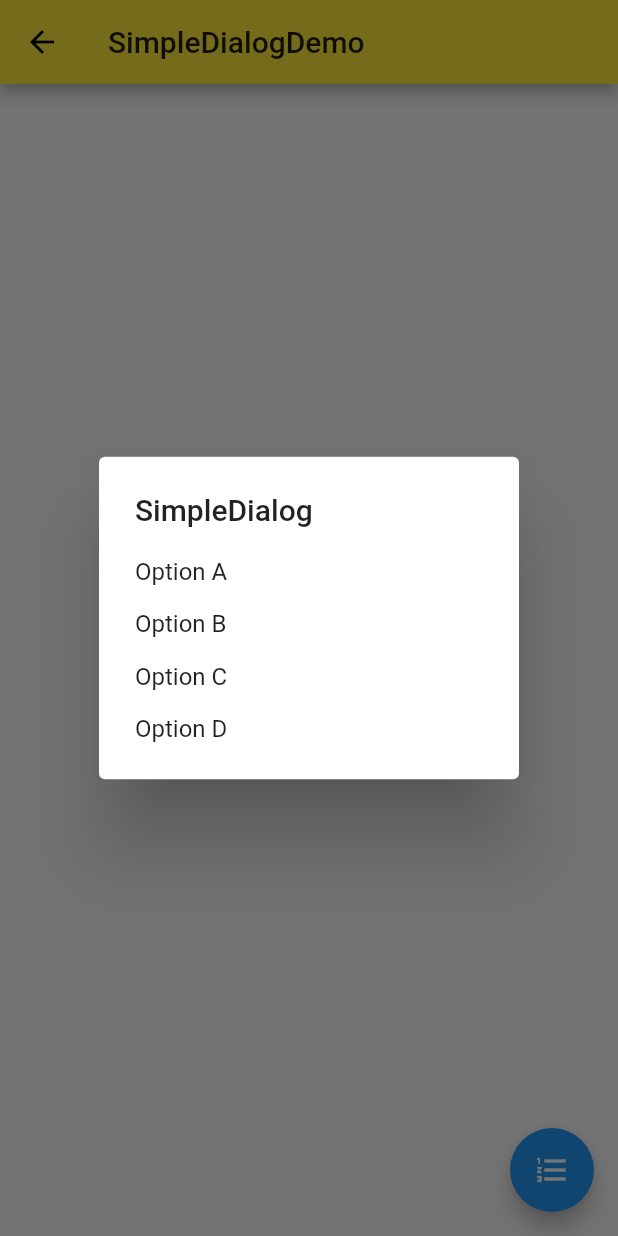
After one commit to JohnsonBob/Flutter_Demo, a Flutter app: the SimpleDialogDemo screen opened directly, after a tap on the "format list numbered" icon, on a phone screen of 412 x 824 dp. The commit adds this screen. Run offline on Flutter 3.47's test engine with Material 2 defaults, Android fonts, the phone set to English and light mode, and no system bars.

Commit message:
SimpleDialogDemo done

```diff
--- a/lib/demo/material_component.dart
+++ b/lib/demo/material_component.dart
@@ -7,6 +7,7 @@ import 'floating_action_button_demo.dart';
 import 'form_demo.dart';
 import 'popup_menu_button_demo.dart';
 import 'radio_demo.dart';
+import 'simple_dialog_demo.dart';
 import 'slider_demo.dart';
 import 'switch_demo.dart';
 
@@ -30,6 +31,7 @@ class MaterialComponent extends StatelessWidget {
           ListItem(title: "Switch", page: SwitchDemo()),
           ListItem(title: "Slider", page: SliderDemo()),
           ListItem(title: "DateTime", page: DateTimeDemo()),
+          ListItem(title: "SimpleDialog", page: SimpleDialogDemo()),
         ],
       ),
     );
--- /dev/null
+++ b/lib/demo/simple_dialog_demo.dart
@@ -0,0 +1,103 @@
+import 'package:flutter/material.dart';
+import "package:intl/intl.dart";
+
+enum Option {
+  A,B,C,D
+}
+
+class SimpleDialogDemo extends StatefulWidget {
+  @override
+  _SimpleDialogDemoState createState() => _SimpleDialogDemoState();
+}
+
+
+class _SimpleDialogDemoState extends State<SimpleDialogDemo> {
+  var _choice = "Nothing";
+
+  @override
+  Widget build(BuildContext context) {
+    return Scaffold(
+      appBar: AppBar(
+        title: Text('SimpleDialogDemo'),
+      ),
+      body: Container(
+        padding: EdgeInsets.all(16.0),
+        child: Column(
+          mainAxisAlignment: MainAxisAlignment.center,
+          children: <Widget>[
+            Row(
+              mainAxisAlignment: MainAxisAlignment.center,
+              children: <Widget>[
+                Text('You chioce is: $_choice',style: TextStyle(fontSize: 25),)
+              ],
+            )
+          ],
+        ),
+      ),
+      floatingActionButton: FloatingActionButton(
+        onPressed: _openSimpleDialog,
+        child: Icon(Icons.format_list_numbered),
+      ),
+    );
+  }
+
+  void _openSimpleDialog() async {
+    var option = await showDialog(context: context, builder: _builderSimpleDialog);
+
+    switch(option){
+      case Option.A:
+        setState(() {
+          _choice = "A";
+        });
+        break;
+      case Option.B:
+        setState(() {
+          _choice = "B";
+        });
+        break;
+      case Option.C:
+        setState(() {
+          _choice = "C";
+        });
+        break;
+      case Option.D:
+        setState(() {
+          _choice = "D";
+        });
+        break;
+    }
+
+  }
+
+  Widget _builderSimpleDialog(BuildContext context) {
+    return SimpleDialog(
+      title: Text('SimpleDialog'),
+      children: <Widget>[
+        SimpleDialogOption(
+          child: Text('Option A'),
+          onPressed: () {
+            Navigator.pop(context, Option.A);
+          },
+        ),
+        SimpleDialogOption(
+          child: Text('Option B'),
+          onPressed: () {
+            Navigator.pop(context, Option.B);
+          },
+        ),
+        SimpleDialogOption(
+          child: Text('Option C'),
+          onPressed: () {
+            Navigator.pop(context, Option.C);
+          },
+        ),
+        SimpleDialogOption(
+          child: Text('Option D'),
+          onPressed: () {
+            Navigator.pop(context, Option.D);
+          },
+        ),
+      ],
+    );
+  }
+}
```
